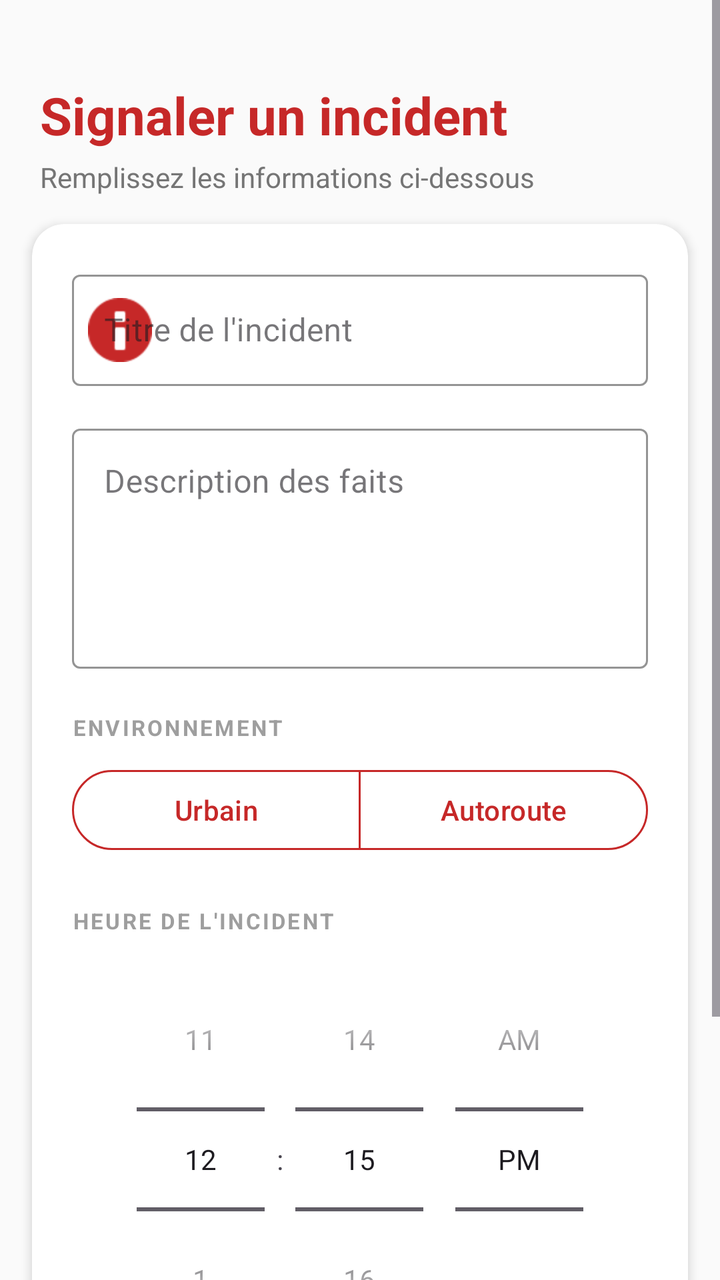
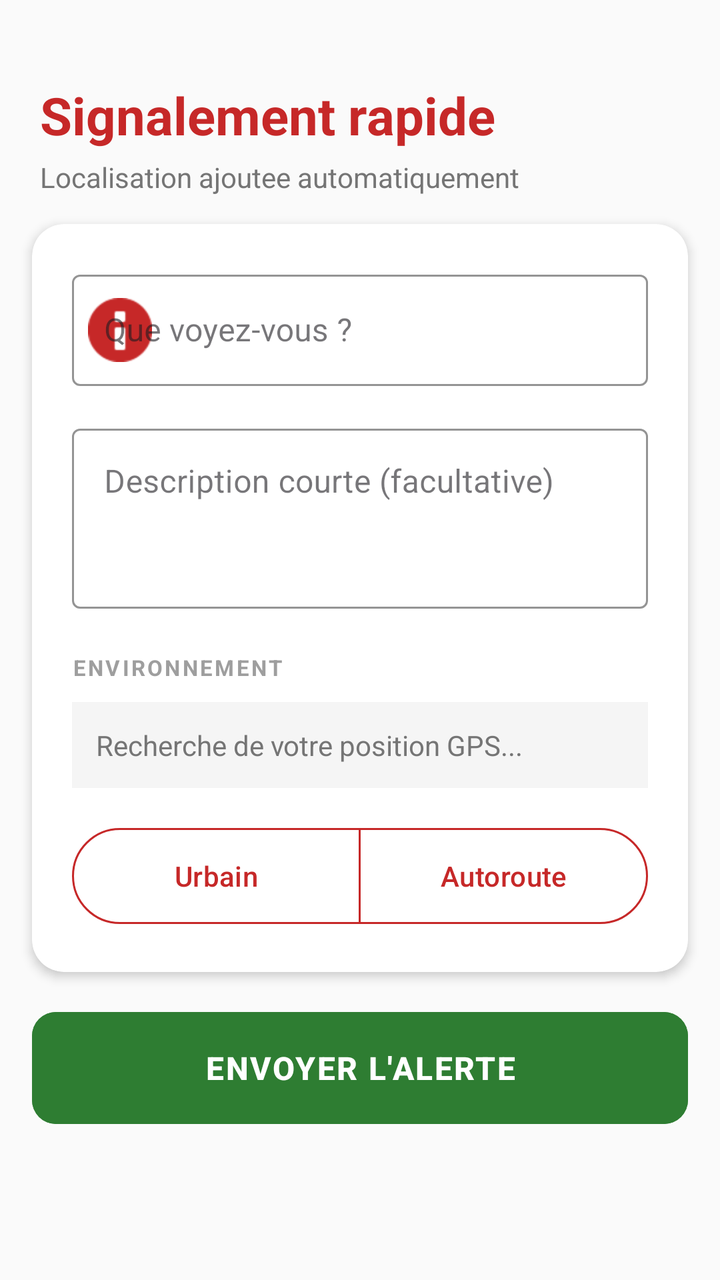

An Android layout rendered at two revisions. The XML below is the earlier revision; the diff shows what the commit changed to produce the second picture.
<!-- AndroidManifest.xml: application theme Theme.MyApplication -->
<!-- res/layout/fragment_screen3.xml -->
<?xml version="1.0" encoding="utf-8"?>
<ScrollView xmlns:android="http://schemas.android.com/apk/res/android"
    xmlns:app="http://schemas.android.com/apk/res-auto"
    android:layout_width="match_parent"
    android:layout_height="match_parent"
    android:background="#FAFAFA"
    android:fillViewport="true">

    <LinearLayout
        android:layout_width="match_parent"
        android:layout_height="wrap_content"
        android:orientation="vertical">

        
        <FrameLayout
            android:layout_width="match_parent"
            android:layout_height="100dp">





            
            <LinearLayout
                android:layout_width="match_parent"
                android:layout_height="wrap_content"
                android:layout_marginLeft="20sp"
                android:layout_marginTop="40sp"
                android:orientation="vertical">

                <TextView
                    android:id="@+id/header_title"
                    android:layout_width="wrap_content"
                    android:layout_height="wrap_content"
                    android:text="Signaler un incident"
                    android:textColor="#C62828"
                    android:textSize="26sp"
                    android:textStyle="bold" />

                <TextView
                    android:layout_width="wrap_content"
                    android:layout_height="wrap_content"
                    android:layout_marginTop="4dp"
                    android:text="Remplissez les informations ci-dessous"
                    android:textColor="#757575"
                    android:textSize="14sp" />

            </LinearLayout>

        </FrameLayout>

        
        <androidx.cardview.widget.CardView
            android:layout_width="match_parent"
            android:layout_height="wrap_content"
            android:layout_marginStart="16dp"
            android:layout_marginEnd="16dp"
            android:layout_marginTop="12dp"
            app:cardCornerRadius="16dp"
            app:cardElevation="3dp"
            app:cardBackgroundColor="#FFFFFF">

            <LinearLayout
                android:layout_width="match_parent"
                android:layout_height="wrap_content"
                android:orientation="vertical"
                android:padding="20dp">

                
                <com.google.android.material.textfield.TextInputLayout
                    android:id="@+id/layoutTitre"
                    style="@style/Widget.MaterialComponents.TextInputLayout.OutlinedBox"
                    android:layout_width="match_parent"
                    android:layout_height="wrap_content"
                    android:hint="Titre de l'incident"
                    app:boxStrokeColor="#C62828"
                    app:hintTextColor="#C62828"
                    app:startIconDrawable="@android:drawable/ic_dialog_info"
                    app:startIconTint="#C62828">

                    <com.google.android.material.textfield.TextInputEditText
                        android:layout_width="match_parent"
                        android:layout_height="wrap_content" />

                </com.google.android.material.textfield.TextInputLayout>

                
                <com.google.android.material.textfield.TextInputLayout
                    android:id="@+id/layoutDesc"
                    style="@style/Widget.MaterialComponents.TextInputLayout.OutlinedBox"
                    android:layout_width="match_parent"
                    android:layout_height="wrap_content"
                    android:layout_marginTop="16dp"
                    android:hint="Description des faits"
                    app:boxStrokeColor="#C62828"
                    app:hintTextColor="#C62828">

                    <com.google.android.material.textfield.TextInputEditText
                        android:layout_width="match_parent"
                        android:layout_height="120dp"
                        android:gravity="top"
                        android:inputType="textMultiLine" />

                </com.google.android.material.textfield.TextInputLayout>

                
                <TextView
                    android:id="@+id/lblEnvironnement"
                    android:layout_width="wrap_content"
                    android:layout_height="wrap_content"
                    android:layout_marginTop="22dp"
                    android:layout_marginBottom="10dp"
                    android:text="ENVIRONNEMENT"
                    android:textSize="11sp"
                    android:textStyle="bold"
                    android:textColor="#9E9E9E"
                    android:letterSpacing="0.10" />

                <com.google.android.material.button.MaterialButtonToggleGroup
                    android:id="@+id/toggleGroup"
                    android:layout_width="match_parent"
                    android:layout_height="wrap_content"
                    app:singleSelection="true"
                    app:selectionRequired="true">

                    <Button
                        android:id="@+id/btnUrbain"
                        style="?attr/materialButtonOutlinedStyle"
                        android:layout_width="0dp"
                        android:layout_weight="1"
                        android:layout_height="wrap_content"
                        android:text="Urbain"
                        android:textColor="#C62828"
                        app:strokeColor="#C62828" />

                    <Button
                        android:id="@+id/btnAutoroute"
                        style="?attr/materialButtonOutlinedStyle"
                        android:layout_width="0dp"
                        android:layout_weight="1"
                        android:layout_height="wrap_content"
                        android:text="Autoroute"
                        android:textColor="#C62828"
                        app:strokeColor="#C62828" />

                </com.google.android.material.button.MaterialButtonToggleGroup>

                
                <TextView
                    android:layout_width="wrap_content"
                    android:layout_height="wrap_content"
                    android:layout_marginTop="24dp"
                    android:layout_marginBottom="6dp"
                    android:text="HEURE DE L'INCIDENT"
                    android:textSize="11sp"
                    android:textStyle="bold"
                    android:textColor="#9E9E9E"
                    android:letterSpacing="0.10" />

                <TimePicker
                    android:id="@+id/timePicker"
                    android:layout_width="wrap_content"
                    android:layout_height="wrap_content"
                    android:layout_gravity="center"
                    android:timePickerMode="spinner" />

            </LinearLayout>

        </androidx.cardview.widget.CardView>

        
        <Button
            android:id="@+id/btnEnvoyer"
            android:layout_width="match_parent"
            android:layout_height="56dp"
            android:layout_marginStart="16dp"
            android:layout_marginEnd="16dp"
            android:layout_marginTop="16dp"
            android:layout_marginBottom="28dp"
            android:backgroundTint="#2E7D32"
            android:text="ENVOYER LE RAPPORT"
            android:textColor="#FFFFFF"
            android:textStyle="bold"
            android:textSize="15sp"
            android:letterSpacing="0.05"
            app:cornerRadius="12dp" />

    </LinearLayout>

</ScrollView>
<!-- resources referenced by this layout -->
<resources>
  <style name="Theme.MyApplication" parent="Base.Theme.MyApplication" />
  <style name="Base.Theme.MyApplication" parent="Theme.Material3.DayNight.NoActionBar">
          
          
      </style>
</resources>

<!-- the commit's change to res/layout/fragment_screen3.xml (unified diff, before → after) -->
@@ -24,15 +24,15 @@
             <LinearLayout
                 android:layout_width="match_parent"
                 android:layout_height="wrap_content"
-                android:layout_marginLeft="20sp"
-                android:layout_marginTop="40sp"
+                android:layout_marginStart="20dp"
+                android:layout_marginTop="40dp"
                 android:orientation="vertical">
 
                 <TextView
                     android:id="@+id/header_title"
                     android:layout_width="wrap_content"
                     android:layout_height="wrap_content"
-                    android:text="Signaler un incident"
+                    android:text="Signalement rapide"
                     android:textColor="#C62828"
                     android:textSize="26sp"
                     android:textStyle="bold" />
@@ -41,7 +41,7 @@
                     android:layout_width="wrap_content"
                     android:layout_height="wrap_content"
                     android:layout_marginTop="4dp"
-                    android:text="Remplissez les informations ci-dessous"
+                    android:text="Localisation ajoutee automatiquement"
                     android:textColor="#757575"
                     android:textSize="14sp" />
 
@@ -72,7 +72,7 @@
                     style="@style/Widget.MaterialComponents.TextInputLayout.OutlinedBox"
                     android:layout_width="match_parent"
                     android:layout_height="wrap_content"
-                    android:hint="Titre de l'incident"
+                    android:hint="Que voyez-vous ?"
                     app:boxStrokeColor="#C62828"
                     app:hintTextColor="#C62828"
                     app:startIconDrawable="@android:drawable/ic_dialog_info"
@@ -91,13 +91,13 @@
                     android:layout_width="match_parent"
                     android:layout_height="wrap_content"
                     android:layout_marginTop="16dp"
-                    android:hint="Description des faits"
+                    android:hint="Description courte (facultative)"
                     app:boxStrokeColor="#C62828"
                     app:hintTextColor="#C62828">
 
                     <com.google.android.material.textfield.TextInputEditText
                         android:layout_width="match_parent"
-                        android:layout_height="120dp"
+                        android:layout_height="90dp"
                         android:gravity="top"
                         android:inputType="textMultiLine" />
 
@@ -116,6 +116,17 @@
                     android:textColor="#9E9E9E"
                     android:letterSpacing="0.10" />
 
+                <TextView
+                    android:id="@+id/location_status"
+                    android:layout_width="match_parent"
+                    android:layout_height="wrap_content"
+                    android:layout_marginBottom="16dp"
+                    android:background="#F5F5F5"
+                    android:padding="12dp"
+                    android:text="Recherche de votre position GPS..."
+                    android:textColor="#757575"
+                    android:textSize="14sp" />
+
                 <com.google.android.material.button.MaterialButtonToggleGroup
                     android:id="@+id/toggleGroup"
                     android:layout_width="match_parent"
@@ -128,7 +139,7 @@
                         style="?attr/materialButtonOutlinedStyle"
                         android:layout_width="0dp"
                         android:layout_weight="1"
-                        android:layout_height="wrap_content"
+                        android:layout_height="56dp"
                         android:text="Urbain"
                         android:textColor="#C62828"
                         app:strokeColor="#C62828" />
@@ -138,31 +149,12 @@
                         style="?attr/materialButtonOutlinedStyle"
                         android:layout_width="0dp"
                         android:layout_weight="1"
-                        android:layout_height="wrap_content"
+                        android:layout_height="56dp"
                         android:text="Autoroute"
                         android:textColor="#C62828"
                         app:strokeColor="#C62828" />
 
                 </com.google.android.material.button.MaterialButtonToggleGroup>
-
-                
-                <TextView
-                    android:layout_width="wrap_content"
-                    android:layout_height="wrap_content"
-                    android:layout_marginTop="24dp"
-                    android:layout_marginBottom="6dp"
-                    android:text="HEURE DE L'INCIDENT"
-                    android:textSize="11sp"
-                    android:textStyle="bold"
-                    android:textColor="#9E9E9E"
-                    android:letterSpacing="0.10" />
-
-                <TimePicker
-                    android:id="@+id/timePicker"
-                    android:layout_width="wrap_content"
-                    android:layout_height="wrap_content"
-                    android:layout_gravity="center"
-                    android:timePickerMode="spinner" />
 
             </LinearLayout>
 
@@ -172,16 +164,16 @@
         <Button
             android:id="@+id/btnEnvoyer"
             android:layout_width="match_parent"
-            android:layout_height="56dp"
+            android:layout_height="64dp"
             android:layout_marginStart="16dp"
             android:layout_marginEnd="16dp"
             android:layout_marginTop="16dp"
             android:layout_marginBottom="28dp"
             android:backgroundTint="#2E7D32"
-            android:text="ENVOYER LE RAPPORT"
+            android:text="ENVOYER L'ALERTE"
             android:textColor="#FFFFFF"
             android:textStyle="bold"
-            android:textSize="15sp"
+            android:textSize="16sp"
             android:letterSpacing="0.05"
             app:cornerRadius="12dp" />
 
